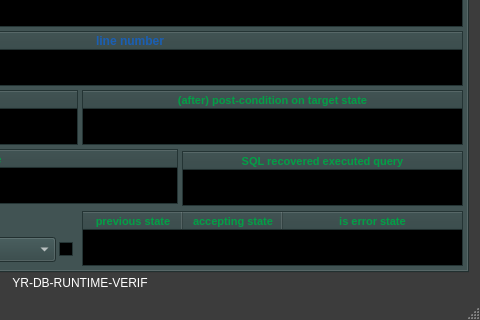
yerothd/yr-db-runtime-verif, file ui/yr-db-runtime-verif-main-window.ui: the form before one commit; both pictures show x 320 to 800 and y 280 to 600 of the 800 by 600 pixel window.
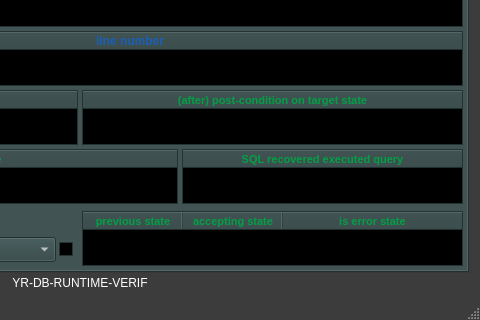
The form after the commit. Icons and pictures are not drawn. Custom widgets are drawn as their Qt base class.

```diff
--- a/ui/yr-db-runtime-verif-main-window.ui
+++ b/ui/yr-db-runtime-verif-main-window.ui
@@ -5700,7 +5700,7 @@
       <property name="geometry">
        <rect>
         <x>489</x>
-        <y>320</y>
+        <y>318</y>
         <width>281</width>
         <height>55</height>
        </rect>
```
